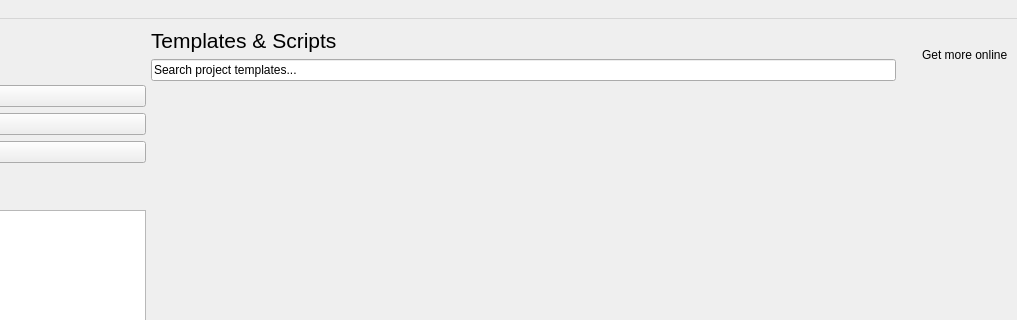
The window that Geometrize/dialog/launchwindow.ui (Tw1ddle/geometrize) describes before a commit, drawn with Qt 5; both pictures show x 263 to 1280 and y 0 to 320 of the 1280 by 720 pixel window.
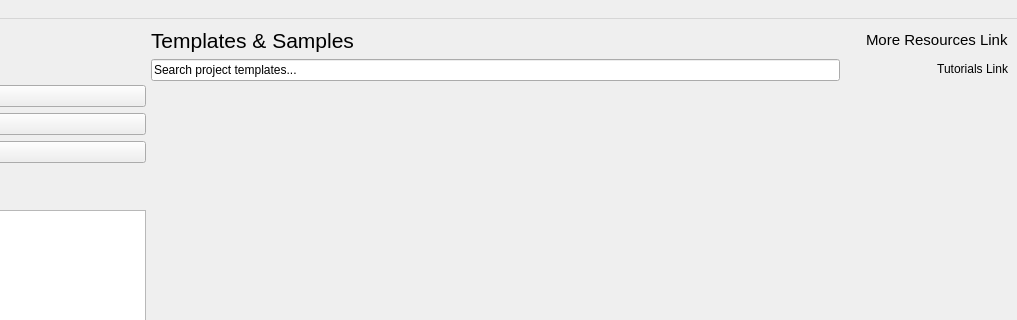
The same window after the commit. Custom widgets are drawn as their Qt base class.

Diff of the .ui file:
```diff
--- a/Geometrize/dialog/launchwindow.ui
+++ b/Geometrize/dialog/launchwindow.ui
@@ -210,7 +210,7 @@
                </font>
               </property>
               <property name="text">
-               <string>Templates &amp; Scripts</string>
+               <string>Templates &amp; Samples</string>
               </property>
              </widget>
             </item>
@@ -242,11 +242,39 @@
              </spacer>
             </item>
             <item>
-             <widget class="QLabel" name="label_2">
-              <property name="text">
-               <string>Get more online</string>
-              </property>
-             </widget>
+             <layout class="QVBoxLayout" name="verticalLayout_2">
+              <item>
+               <widget class="QLabel" name="moreResourcesLink">
+                <property name="font">
+                 <font>
+                  <pointsize>11</pointsize>
+                 </font>
+                </property>
+                <property name="text">
+                 <string notr="true">More Resources Link</string>
+                </property>
+                <property name="textInteractionFlags">
+                 <set>Qt::TextBrowserInteraction</set>
+                </property>
+               </widget>
+              </item>
+              <item>
+               <widget class="QLabel" name="tutorialsLink">
+                <property name="text">
+                 <string notr="true">Tutorials Link</string>
+                </property>
+                <property name="alignment">
+                 <set>Qt::AlignRight|Qt::AlignTrailing|Qt::AlignVCenter</set>
+                </property>
+                <property name="openExternalLinks">
+                 <bool>true</bool>
+                </property>
+                <property name="textInteractionFlags">
+                 <set>Qt::TextBrowserInteraction</set>
+                </property>
+               </widget>
+              </item>
+             </layout>
             </item>
            </layout>
           </item>
```
Left out of the diff: 6 changed lines with no effect on the pictures.
